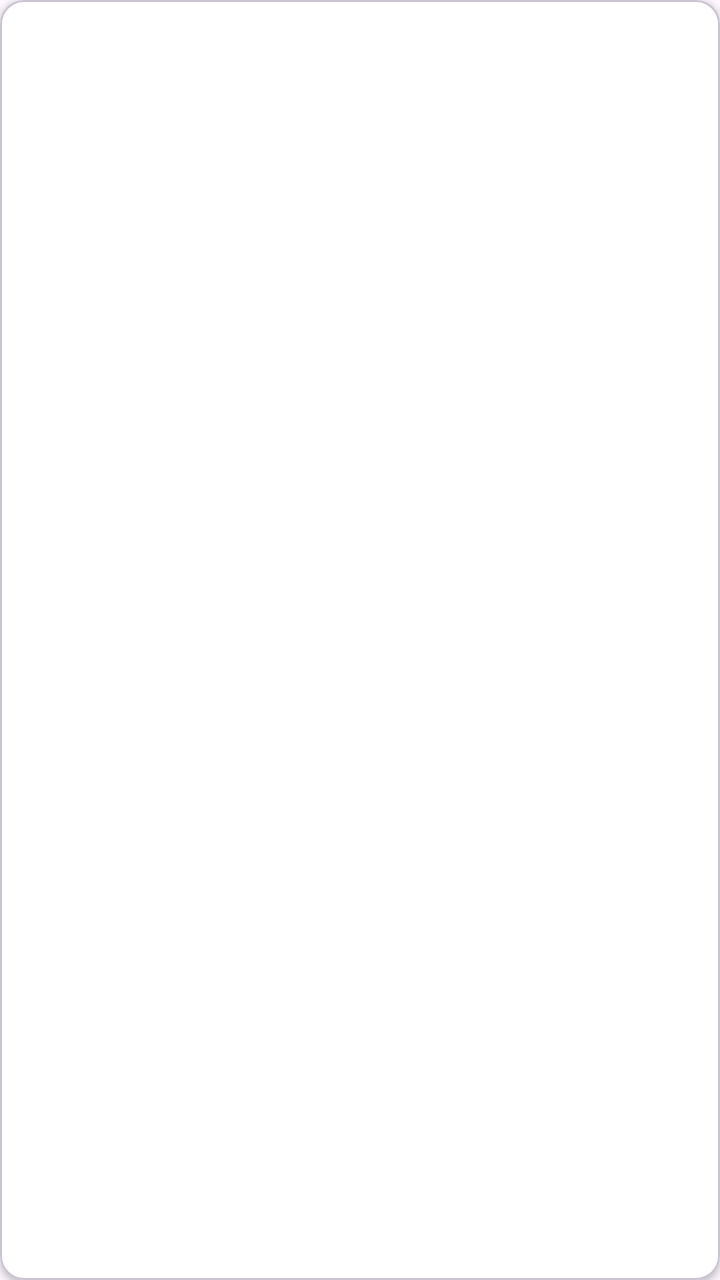
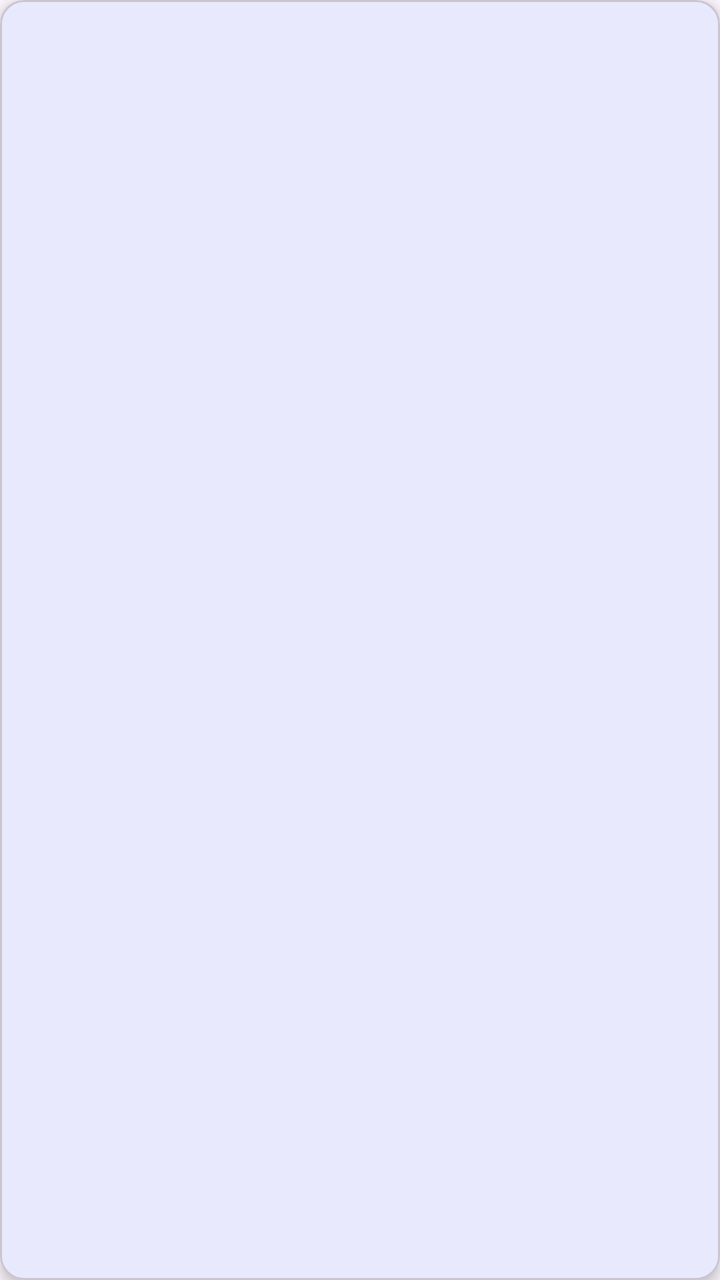

Compare the two renders of this Android layout. The source of the first and the diff that turns it into the second are given below.
<!-- AndroidManifest.xml: application theme Theme.XaillaClass -->
<!-- res/layout/item_config.xml -->
<?xml version="1.0" encoding="utf-8"?>
<com.google.android.material.card.MaterialCardView xmlns:android="http://schemas.android.com/apk/res/android"
    xmlns:app="http://schemas.android.com/apk/res-auto" android:layout_width="match_parent"
    android:layout_height="wrap_content" android:layout_marginBottom="8dp" app:cardCornerRadius="12dp"
    app:cardElevation="2dp" app:cardBackgroundColor="#FFFFFF">
    <LinearLayout android:layout_width="match_parent" android:layout_height="wrap_content"
        android:orientation="vertical" android:padding="16dp" android:background="?attr/selectableItemBackground"
        android:clickable="true" android:focusable="true">
        <TextView android:id="@+id/tvName" android:layout_width="match_parent" android:layout_height="wrap_content"
            android:textSize="16sp" android:textColor="#1A1A2E" android:textStyle="bold" />
        <TextView android:id="@+id/tvInfo" android:layout_width="match_parent" android:layout_height="wrap_content"
            android:textSize="12sp" android:textColor="@color/gray_text" android:layout_marginTop="4dp" />
    </LinearLayout>
</com.google.android.material.card.MaterialCardView>
<!-- resources referenced by this layout -->
<resources>
  <color name="gray_text">#6B7280</color>
  <style name="Theme.XaillaClass" parent="Theme.Material3.DayNight.NoActionBar">
          <item name="colorPrimary">#2563EB</item>
          <item name="android:statusBarColor">@android:color/transparent</item>
          <item name="android:windowLightStatusBar">true</item>
      </style>
</resources>

<!-- the commit's change to res/layout/item_config.xml (unified diff, before → after) -->
@@ -1,14 +1,37 @@
 <?xml version="1.0" encoding="utf-8"?>
-<com.google.android.material.card.MaterialCardView xmlns:android="http://schemas.android.com/apk/res/android"
-    xmlns:app="http://schemas.android.com/apk/res-auto" android:layout_width="match_parent"
-    android:layout_height="wrap_content" android:layout_marginBottom="8dp" app:cardCornerRadius="12dp"
-    app:cardElevation="2dp" app:cardBackgroundColor="#FFFFFF">
-    <LinearLayout android:layout_width="match_parent" android:layout_height="wrap_content"
-        android:orientation="vertical" android:padding="16dp" android:background="?attr/selectableItemBackground"
-        android:clickable="true" android:focusable="true">
-        <TextView android:id="@+id/tvName" android:layout_width="match_parent" android:layout_height="wrap_content"
-            android:textSize="16sp" android:textColor="#1A1A2E" android:textStyle="bold" />
-        <TextView android:id="@+id/tvInfo" android:layout_width="match_parent" android:layout_height="wrap_content"
-            android:textSize="12sp" android:textColor="@color/gray_text" android:layout_marginTop="4dp" />
+<com.google.android.material.card.MaterialCardView 
+    xmlns:android="http://schemas.android.com/apk/res/android"
+    xmlns:app="http://schemas.android.com/apk/res-auto" 
+    android:layout_width="match_parent"
+    android:layout_height="wrap_content" 
+    android:layout_marginBottom="8dp" 
+    app:cardCornerRadius="12dp"
+    app:cardElevation="4dp" 
+    app:cardBackgroundColor="?attr/colorSurface">
+    
+    <LinearLayout 
+        android:layout_width="match_parent" 
+        android:layout_height="wrap_content"
+        android:orientation="vertical" 
+        android:padding="16dp" 
+        android:background="?attr/selectableItemBackground"
+        android:clickable="true" 
+        android:focusable="true">
+        
+        <TextView 
+            android:id="@+id/tvName" 
+            android:layout_width="match_parent" 
+            android:layout_height="wrap_content"
+            android:textSize="16sp" 
+            android:textColor="?android:attr/textColorPrimary" 
+            android:textStyle="bold" />
+        
+        <TextView 
+            android:id="@+id/tvInfo" 
+            android:layout_width="match_parent" 
+            android:layout_height="wrap_content"
+            android:textSize="12sp" 
+            android:textColor="?android:attr/textColorSecondary" 
+            android:layout_marginTop="4dp" />
     </LinearLayout>
 </com.google.android.material.card.MaterialCardView>
<!-- resource entries referenced after the edit -->
@@ -1,6 +1,5 @@
 <!-- resources referenced by this layout -->
 <resources>
-  <color name="gray_text">#6B7280</color>
   <style name="Theme.XaillaClass" parent="Theme.Material3.DayNight.NoActionBar">
           <item name="colorPrimary">#2563EB</item>
           <item name="android:statusBarColor">@android:color/transparent</item>
